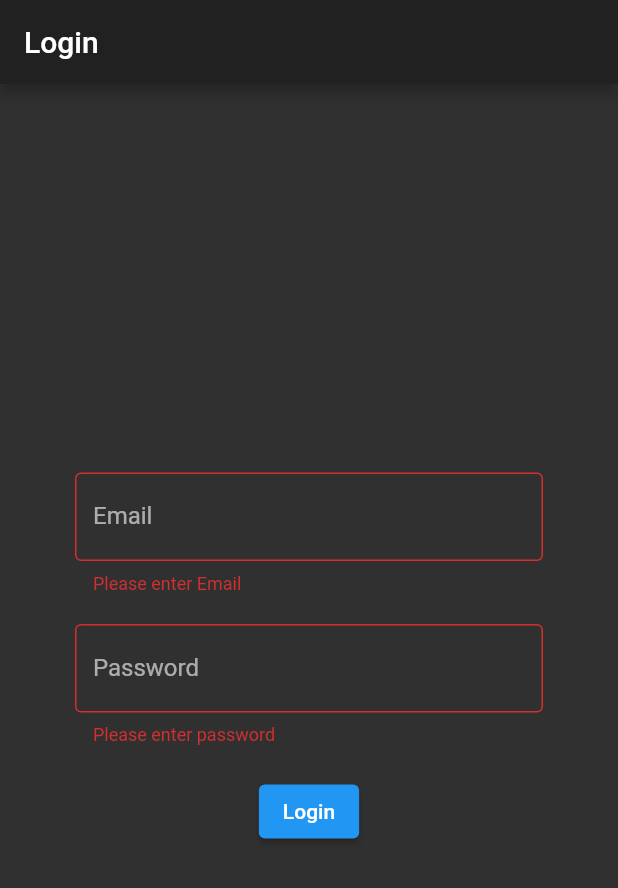
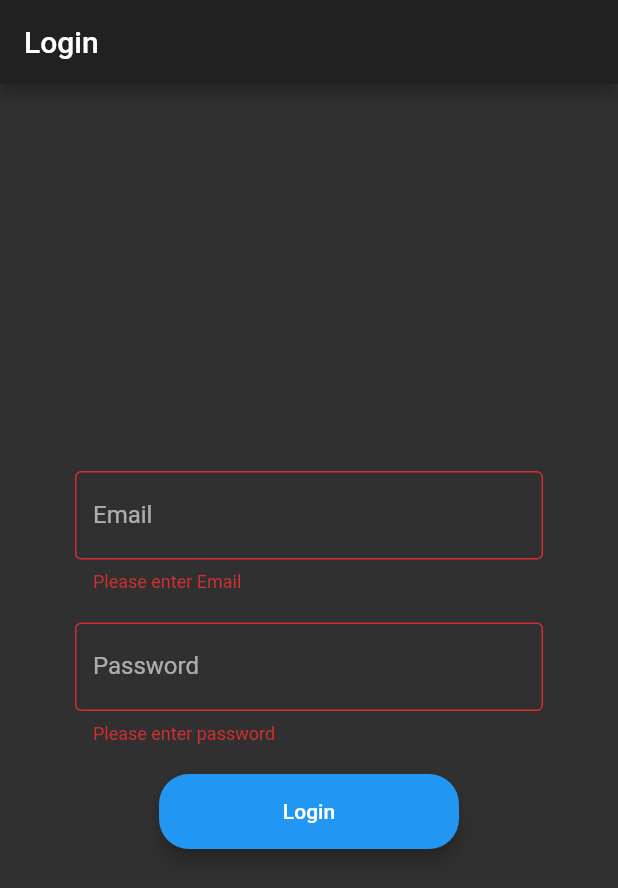
Before and after one commit to KnightHacks/club-app-2021, a Flutter app: the screen it shows after launch, after a tap on "Login", on a phone screen of 412 x 824 dp. Shown: the top 888 px of the screen. Run offline on Flutter 3.47's test engine with Material 2 defaults, Android fonts, the phone set to English and light mode, and no system bars; our stand-ins replace email_validator, firebase_auth; accounts and stored records are empty.

Commit message:
Update rounded button semantics

```diff
--- a/lib/screens/login.dart
+++ b/lib/screens/login.dart
@@ -1,5 +1,5 @@
 import 'package:flutter/material.dart';
-import '../widgets/LoginForm.dart';
+import '../widgets/login_form.dart';
 
 class Login extends StatefulWidget {
   @override
--- a/lib/widgets/LoginForm.dart
+++ b/lib/widgets/login_form.dart
@@ -1,3 +1,4 @@
+import 'package:club_app_2021/widgets/rounded_button.dart';
 import 'package:email_validator/email_validator.dart';
 import 'package:firebase_auth/firebase_auth.dart';
 import 'package:flutter/material.dart';
@@ -95,7 +96,7 @@ class _LoginFormState extends State<LoginForm> {
             ),
           ),
           SizedBox(height: 20),
-          ElevatedButton(
+          RoundedButton(
               onPressed: () => _login(context),
               child: Text("Login"),
           )
--- /dev/null
+++ b/lib/widgets/rounded_button.dart
@@ -0,0 +1,36 @@
+import 'package:flutter/material.dart';
+
+class RoundedButton extends StatelessWidget {
+  const RoundedButton({
+    @required this.child,
+    this.buttonColor = Colors.blue,
+    this.borderRadius = 20.0,
+    this.height = 50.0,
+    @required this.onPressed
+  });
+  final Widget child;
+  final Color buttonColor;
+  final Function onPressed;
+  final double borderRadius;
+  final double height;
+  @override
+  Widget build(BuildContext context) {
+    return Container(
+      child: Material(
+        color: buttonColor,
+        elevation: 5.0,
+        borderRadius: BorderRadius.circular(borderRadius),
+        child: MaterialButton(
+          onPressed: onPressed,
+          minWidth: 200.0,
+          height: 50.0,
+          child: child,
+        ),
+      ),
+    );
+
+
+
+
+  }
+}
```
Also changed, not shown: lib/components/rounded_button.dart (deleted, +0 -31 lines), lib/screens/register2.dart (+5 -5 lines).
